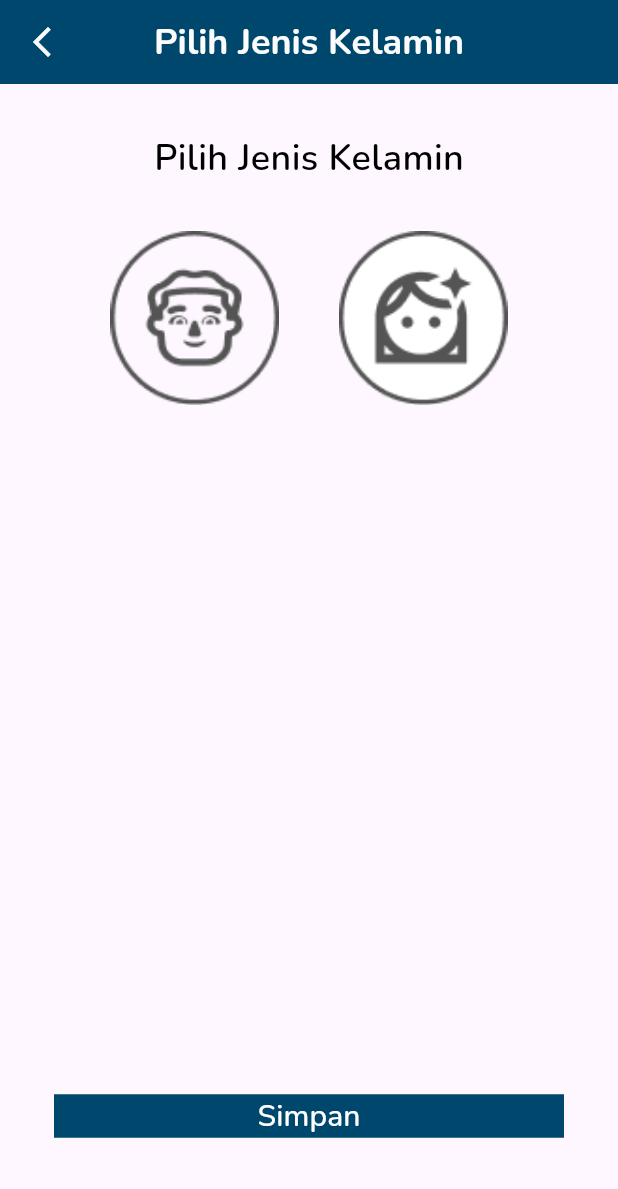
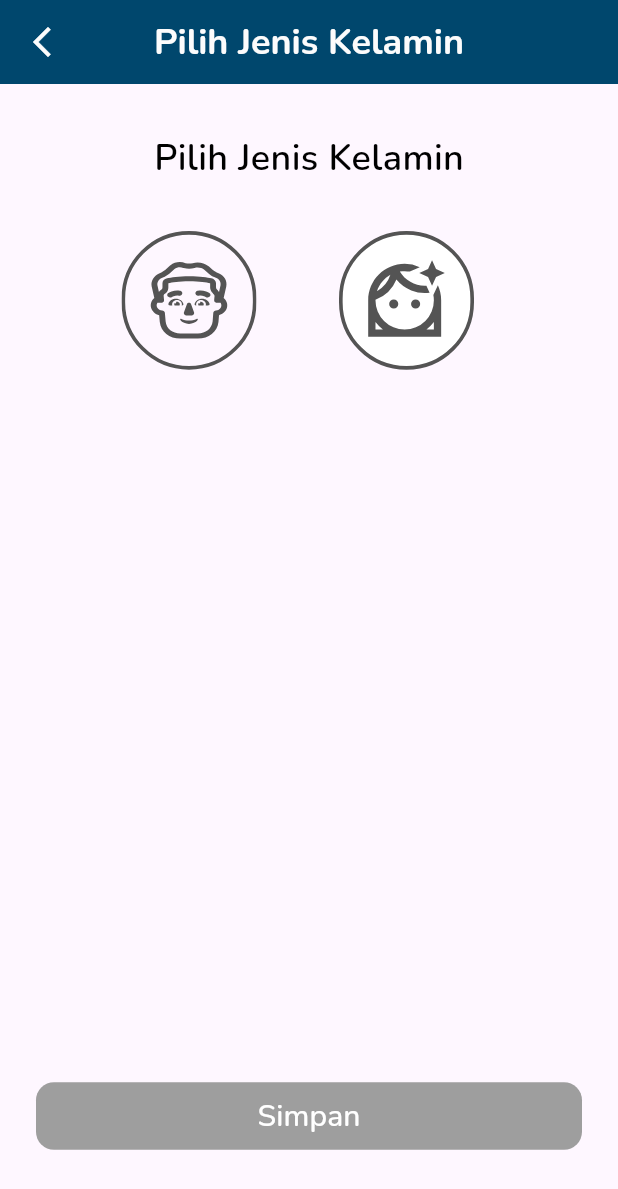
Before and after one commit to RECYTHNG/flutter_recything, a Flutter app: the GenderPickScreen screen opened directly, on a phone screen of 412 x 824 dp. Shown: the top 1189 px of the screen. Run offline on Flutter 3.47's test engine with Material 3 defaults, Android fonts, the phone set to English and light mode, and no system bars; our stand-ins replace flutter_svg.

Commit message:
refactor: change image to icon on gender pick

```diff
--- /dev/null
+++ b/recything_application/lib/constants/icon_constant.dart
@@ -0,0 +1,5 @@
+class IconConstant {
+  static const String iconMale = 'assets/icons/icon_male.svg';
+  static const String iconFemale = 'assets/icons/icon_female.svg';
+  static const String iconFemaleActive = 'assets/icons/icon_female_active.svg';
+}
--- a/recything_application/lib/screens/edit_profile/content/gender_pick/gender_pick_screen.dart
+++ b/recything_application/lib/screens/edit_profile/content/gender_pick/gender_pick_screen.dart
@@ -1,6 +1,7 @@
 import 'package:flutter/material.dart';
+import 'package:flutter_svg/flutter_svg.dart';
 import 'package:recything_application/constants/color_constant.dart';
-import 'package:recything_application/constants/image_constant.dart';
+import 'package:recything_application/constants/icon_constant.dart';
 import 'package:recything_application/constants/spacing_constant.dart';
 import 'package:recything_application/constants/text_style_constant.dart';
 
@@ -12,6 +13,18 @@ class GenderPickScreen extends StatefulWidget {
 }
 
 class _GenderPickScreenState extends State<GenderPickScreen> {
+  String selectedGender = '';
+
+  void _selectGender(String gender) {
+    setState(() {
+      if (selectedGender == gender) {
+        selectedGender = '';
+      } else {
+        selectedGender = gender;
+      }
+    });
+  }
+
   @override
   Widget build(BuildContext context) {
     return Scaffold(
@@ -52,40 +65,90 @@ class _GenderPickScreenState extends State<GenderPickScreen> {
                 Row(
                   mainAxisAlignment: MainAxisAlignment.center,
                   children: [
-                    Image.asset(
-                      ImageConstant.maleEditProfil,
-                      scale: 0.8,
+                    Container(
+                      alignment: Alignment.center,
+                      width: 120,
+                      child: GestureDetector(
+                        onTap: () => _selectGender('male'),
+                        child: Stack(
+                          alignment: Alignment.topRight,
+                          children: [
+                            SvgPicture.asset(
+                              IconConstant.iconMale,
+                              colorFilter: selectedGender == 'male'
+                                  ? const ColorFilter.mode(
+                                      ColorConstant.primaryColor500,
+                                      BlendMode.srcIn)
+                                  : null,
+                            ),
+                            if (selectedGender == 'male')
+                              Container(
+                                decoration: BoxDecoration(
+                                  borderRadius: BorderRadius.circular(100),
+                                  color: Colors.white,
+                                ),
+                                child: const Icon(
+                                  size: 22,
+                                  Icons.check_circle_rounded,
+                                  color: ColorConstant.primaryColor500,
+                                ),
+                              ),
+                          ],
+                        ),
+                      ),
                     ),
                     SpacingConstant.horizontalSpacing500,
-                    Image.asset(
-                      ImageConstant.femaleEditProfil,
-                      scale: 0.8,
+                    Container(
+                      alignment: Alignment.topLeft,
+                      width: 120,
+                      child: GestureDetector(
+                        onTap: () => _selectGender('female'),
+                        child: selectedGender != 'female'
+                            ? SvgPicture.asset(
+                                IconConstant.iconFemale,
+                              )
+                            : SvgPicture.asset(
+                                IconConstant.iconFemaleActive,
+                              ),
+                      ),
                     ),
                   ],
-                )
+                ),
               ],
             ),
             Padding(
               padding: const EdgeInsets.only(bottom: 56, right: 24, left: 24),
               child: TextButton(
-                onPressed: () => {},
+                onPressed: selectedGender == '' ? null : () {},
+                style: ButtonStyle(
+                  backgroundColor: WidgetStateProperty.resolveWith<Color>(
+                    (Set<WidgetState> states) {
+                      if (states.contains(WidgetState.disabled)) {
+                        return Colors.grey;
+                      }
+                      return ColorConstant.primaryColor500;
+                    },
+                  ),
+                  padding: WidgetStateProperty.all(const EdgeInsets.all(8)),
+                  shape: WidgetStateProperty.all(
+                    RoundedRectangleBorder(
+                      borderRadius: BorderRadius.circular(12),
+                    ),
+                  ),
+                ),
                 child: Container(
-                  color: ColorConstant.primaryColor500,
-                  child: const Row(
-                    mainAxisAlignment: MainAxisAlignment.center,
-                    children: [
-                      Text(
+                  width: double.infinity,
+                  alignment: Alignment.center,
+                  child: const Text(
                     'Simpan',
                     style: TextStyle(
                       color: Colors.white,
                       fontSize: 20,
                     ),
                   ),
-                    ],
                 ),
               ),
             ),
-            )
           ],
         ),
       ),
```
Also changed, not shown: recything_application/assets/icons/icon_female.svg (added), recything_application/assets/icons/icon_female_active.svg (added), recything_application/assets/icons/icon_male.svg (added), recything_application/assets/images/edit_profile_images/female.png (deleted), recything_application/assets/images/edit_profile_images/male.png (deleted). Lines whose indentation alone changed are shown as unchanged.
